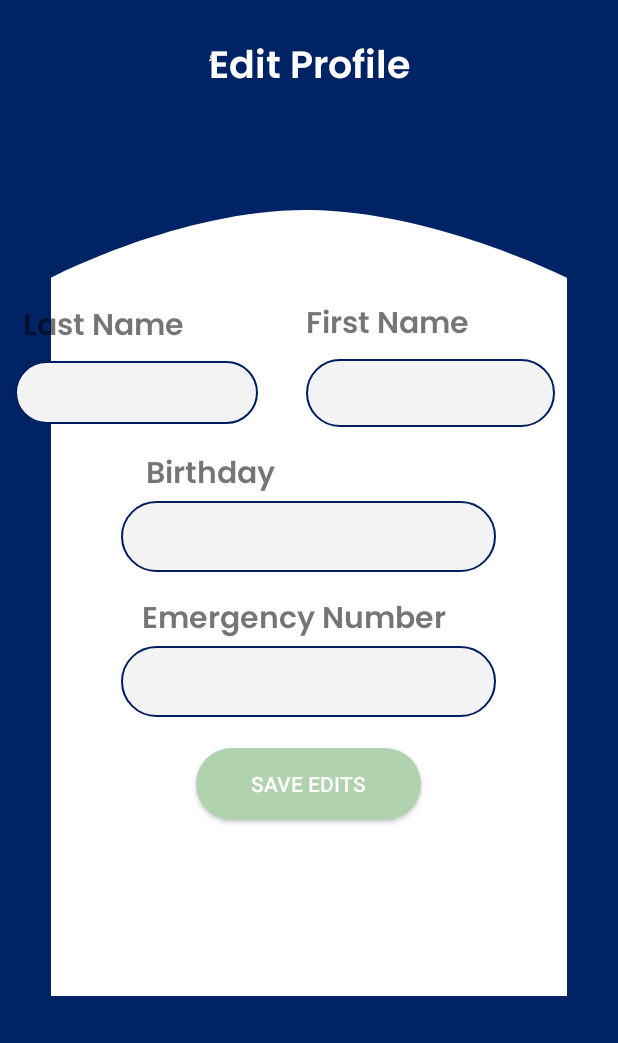
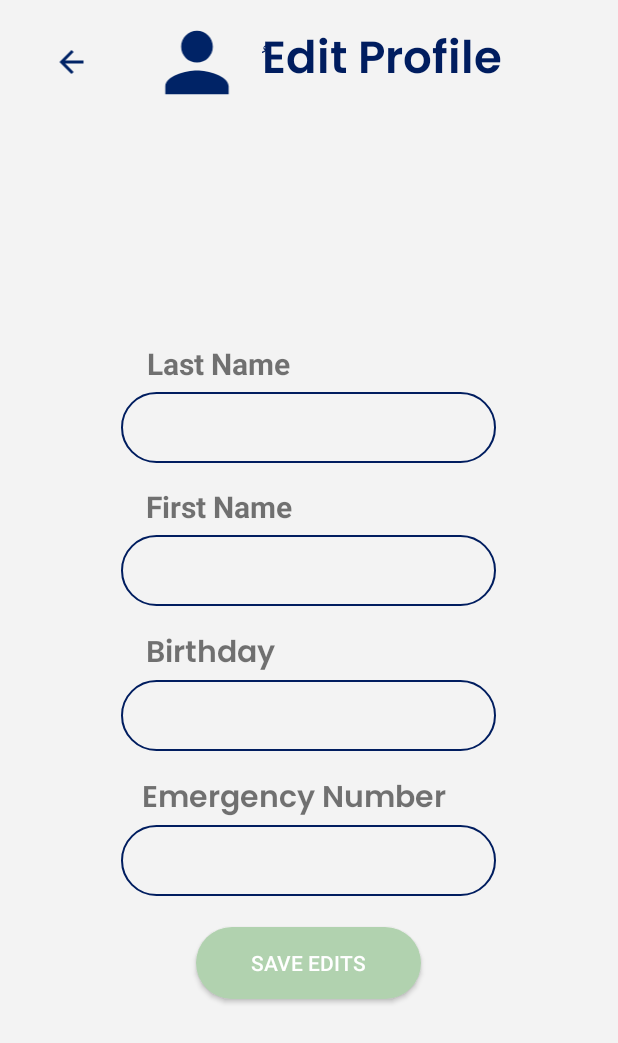
Before and after one commit to ouma-h/Diabeat, an Android app: the Profile screen opened directly, with no data from a screen before it, on a phone screen of 412 x 824 dp. Shown: the top 1043 px of the screen. Run offline under Robolectric (Android 15) with nearby library versions, the phone set to English and light mode, and no system bars; 3 statements that could not run were skipped.

Commit message:
Edit profile / blood pressure list fixes

```diff
--- a/app/src/main/res/layout/activity_profile.xml
+++ b/app/src/main/res/layout/activity_profile.xml
@@ -5,47 +5,105 @@
     xmlns:tools="http://schemas.android.com/tools"
     android:layout_width="match_parent"
     android:layout_height="match_parent"
-    android:background="@color/colorPrimary"
+    android:background="@color/backgroundColor"
     tools:context=".Profile">
 
-
-    <TextView
-        android:id="@+id/editProfile"
-        android:layout_width="wrap_content"
+    <LinearLayout
+        android:id="@+id/linearLayout6"
+        android:layout_width="0dp"
         android:layout_height="wrap_content"
-        android:layout_marginTop="24dp"
-        android:fontFamily="@font/poppins_semibold"
-        android:text="@string/edit_profile"
-        android:textColor="@color/white"
-        android:textSize="25sp"
-        android:textStyle="bold"
+        android:layout_marginBottom="25dp"
+        android:layout_marginRight="50dp"
+        android:gravity="center"
+        android:orientation="horizontal"
+        android:padding="10dp"
+        android:weightSum="5"
+        app:layout_constraintBottom_toTopOf="@+id/linearLayout5"
         app:layout_constraintEnd_toEndOf="parent"
         app:layout_constraintStart_toStartOf="parent"
-        app:layout_constraintTop_toTopOf="parent" />
+        app:layout_constraintTop_toTopOf="parent">
 
-    <ImageView
-        android:id="@+id/imageView6"
-        android:layout_width="match_parent"
-        android:layout_height="524dp"
-        android:layout_marginTop="72dp"
-        app:layout_constraintEnd_toEndOf="parent"
-        app:layout_constraintStart_toStartOf="parent"
-        app:layout_constraintTop_toBottomOf="@+id/editProfile"
-        app:srcCompat="@drawable/profile_bg" />
+        <ImageView
+            android:id="@+id/back_arrow"
+            android:layout_width="wrap_content"
+            android:layout_height="wrap_content"
+            android:layout_marginRight="20dp"
+            android:layout_weight="1"
+            app:srcCompat="@drawable/arrow_back" />
+
+        <ImageView
+            android:id="@+id/imageView3"
+            android:layout_width="52dp"
+            android:layout_height="63dp"
+            android:layout_weight="2"
+            app:srcCompat="@drawable/profile_icon" />
+
+        <TextView
+            android:id="@+id/healthStatus"
+            android:layout_width="wrap_content"
+            android:layout_height="wrap_content"
+            android:layout_gravity="center"
+            android:fontFamily="@font/poppins_semibold"
+            android:text="@string/edit_profile"
+            android:textColor="@color/colorPrimaryDark"
+            android:textSize="30sp" />
+
+    </LinearLayout>
+
 
     <LinearLayout
         android:id="@+id/linearLayout5"
         android:layout_width="match_parent"
-        android:layout_height="530dp"
+        android:layout_height="0dp"
         android:layout_marginTop="25dp"
+        android:layout_marginBottom="93dp"
         android:gravity="center_vertical|center_horizontal"
         android:orientation="vertical"
         android:paddingTop="50dp"
+        app:layout_constraintBottom_toBottomOf="parent"
         app:layout_constraintEnd_toEndOf="parent"
         app:layout_constraintStart_toStartOf="parent"
-        app:layout_constraintTop_toBottomOf="@+id/editProfile">
+        app:layout_constraintTop_toBottomOf="@+id/linearLayout6">
 
-        <LinearLayout
+        <TextView
+
+            android:layout_width="wrap_content"
+            android:layout_height="wrap_content"
+            android:text="@string/last_name"
+            android:layout_marginRight="60dp"
+            android:textSize="20sp"
+            android:textStyle="bold" />
+
+        <EditText
+            android:id="@+id/lastName"
+            android:layout_width="250dp"
+            android:layout_height="47dp"
+            android:layout_marginTop="5dp"
+            android:layout_marginBottom="15dp"
+            android:background="@drawable/rounded_corners_edit_views"
+            tools:layout_editor_absoluteX="119dp"
+            tools:layout_editor_absoluteY="362dp" />
+
+        <TextView
+
+            android:layout_width="wrap_content"
+            android:layout_height="wrap_content"
+            android:text="@string/first_name"
+            android:textSize="20sp"
+            android:layout_marginRight="60dp"
+            android:textStyle="bold" />
+
+        <EditText
+            android:id="@+id/firstName"
+            android:layout_width="250dp"
+            android:layout_height="47dp"
+            android:layout_marginTop="5dp"
+            android:layout_marginBottom="15dp"
+            android:background="@drawable/rounded_corners_edit_views"
+            tools:layout_editor_absoluteX="119dp"
+            tools:layout_editor_absoluteY="362dp" />
+
+        <!--<LinearLayout
             android:layout_width="match_parent"
             android:layout_height="wrap_content"
             android:orientation="horizontal"
@@ -54,10 +112,11 @@
             <LinearLayout
                 android:layout_width="wrap_content"
                 android:layout_height="wrap_content"
-                android:orientation="vertical"
                 android:layout_gravity="center"
                 android:layout_weight="1"
+                android:orientation="vertical"
                 android:paddingLeft="10dp">
+
                 <TextView
 
                     android:layout_width="wrap_content"
@@ -78,11 +137,12 @@
                     tools:layout_editor_absoluteX="119dp"
                     tools:layout_editor_absoluteY="362dp" />
             </LinearLayout>
+
             <LinearLayout
                 android:layout_width="wrap_content"
                 android:layout_height="wrap_content"
+                android:layout_weight="1"
                 android:orientation="vertical"
-                android:layout_weight="1"
                 android:paddingRight="10dp">
 
                 <TextView
@@ -105,7 +165,7 @@
                     tools:layout_editor_absoluteY="362dp" />
             </LinearLayout>
 
-        </LinearLayout>
+        </LinearLayout>-->
 
 
         <TextView
--- a/app/src/main/res/layout/blood_pressure_card.xml
+++ b/app/src/main/res/layout/blood_pressure_card.xml
@@ -74,13 +74,13 @@
                         android:layout_width="wrap_content"
                         android:layout_height="wrap_content"
                         android:fontFamily="@font/poppins_light"
-                        android:text="15 dgezg  15e161 9 "
+                        android:text=""
                         android:textColor="#000" />
                 </LinearLayout>
 
                 <ImageView
                     android:id="@+id/icon_bp"
-                    android:layout_width="9dp"
+                    android:layout_width="11dp"
                     android:layout_height="45dp"
                     android:layout_gravity="center"
                     android:layout_weight="2"
```
Also changed, not shown: app/src/main/java/com/example/diabeat/HealthStatus.java (+27 -7 lines), app/src/main/res/drawable/ic_blood_pressure_high.xml (added, +12 -0 lines), app/src/main/res/drawable/ic_blood_pressure_low.xml (added, +12 -0 lines), app/src/main/res/drawable/ic_blood_pressure_normal.xml (added, +12 -0 lines), app/src/main/res/drawable/ic_blood_pressure_prehigh.xml (added, +12 -0 lines).
